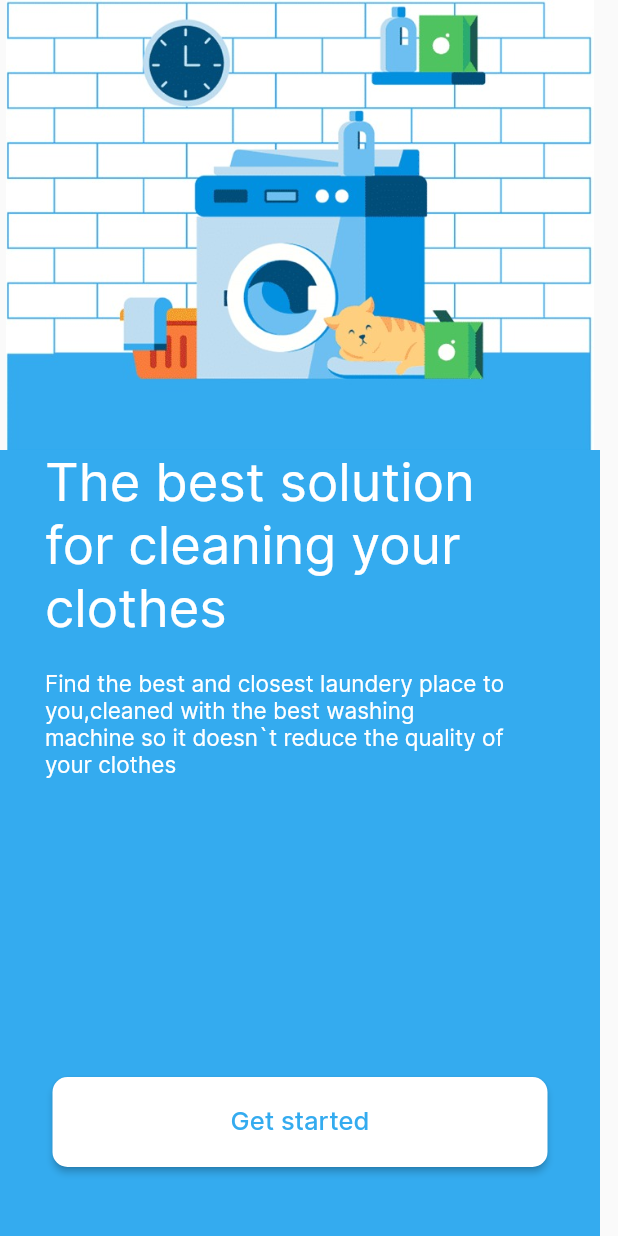
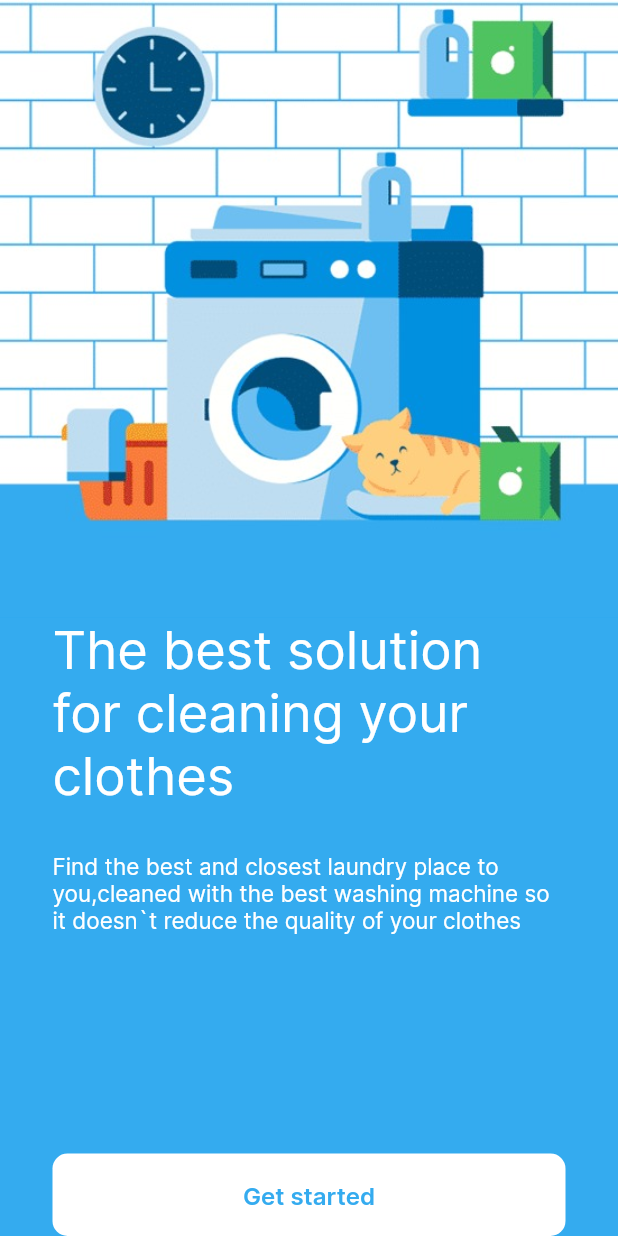
Before and after one commit to hardikrathod81/laundry_app, a Flutter app: the screen it shows after launch, on a phone screen of 412 x 824 dp. Run offline on Flutter 3.47's test engine with Material 2 defaults, Android fonts, the phone set to English and light mode, and no system bars.

Commit message:
OnboardingPage UI update

```diff
--- a/lib/modules/onboarding/views/onboarding_page.dart
+++ b/lib/modules/onboarding/views/onboarding_page.dart
@@ -1,7 +1,6 @@
 import 'package:flutter/material.dart';
 import 'package:laundry_app/core/app_colors.dart';
 import 'package:laundry_app/modules/authentication/authentication.dart';
-import 'package:laundry_app/widgets/app_buttons.dart';
 
 class OnboardingPage extends StatelessWidget {
   const OnboardingPage({super.key});
@@ -9,57 +8,69 @@ class OnboardingPage extends StatelessWidget {
   @override
   Widget build(BuildContext context) {
     return Scaffold(
+      backgroundColor: const Color(0xFF34ABEF),
       body: Column(
         children: [
-        const Image(
-            height: 300, width: 395, image: AssetImage('assets/images/01.jpg')),
-        Container(
-          height: 550.9,
-          width: 400,
-          color: Color(0xFF34ABEF),
-          child: Column(
-            crossAxisAlignment: CrossAxisAlignment.center,
-            children: [
-              const Row(
-                children: [
-                  SizedBox(width: 30),
-                  Text(
-                    'The best solution \nfor cleaning your \nclothes',
-                    style: TextStyle(fontSize: 35, color: Colors.white),
+          AspectRatio(
+            aspectRatio: 1,
+            child: Image.asset(
+              'assets/images/01.jpg',
+              fit: BoxFit.cover,
             ),
-                ],
           ),
-              const SizedBox(height: 20),
-              const Row(
-                children: [
-                  SizedBox(width: 30),
-                  Text(
-                    'Find the best and closest laundery place to \nyou,cleaned with the best washing \nmachine so it doesn`t reduce the quality of \nyour clothes ',
-                    style: TextStyle(fontSize: 15, color: Colors.white),
-                  )
-                ],
+          const Padding(
+            padding: EdgeInsets.symmetric(horizontal: 35),
+            child: Text(
+              'The best solution for cleaning your clothes',
+              style: TextStyle(
+                fontSize: 35,
+                color: Colors.white,
               ),
-              const SizedBox(height: 200),
-              SizedBox(
-                  height: 60,
-                  width: 330,
+            ),
+          ),
+          const SizedBox(height: 30),
+          const Padding(
+            padding: EdgeInsets.symmetric(horizontal: 35),
+            child: Text(
+              'Find the best and closest laundry place to you,cleaned with the best washing machine so it doesn`t reduce the quality of your clothes',
+              style: TextStyle(
+                fontSize: 15,
+                color: Colors.white,
+              ),
+            ),
+          ),
+          const Spacer(),
+          Padding(
+            padding: const EdgeInsets.symmetric(horizontal: 35),
+            child: SafeArea(
+              child: SizedBox(
+                width: double.infinity,
                 child: ElevatedButton(
                   onPressed: () {
                     Navigator.of(context).pushReplacement(LoginPage.route());
                   },
-                    child: Text(
+                  style: ElevatedButton.styleFrom(
+                    backgroundColor: Colors.white,
+                    shape: RoundedRectangleBorder(
+                      borderRadius: BorderRadius.circular(10),
+                    ),
+                    elevation: 0,
+                    padding: const EdgeInsets.symmetric(vertical: 18),
+                  ),
+                  child: const Text(
                     'Get started',
-                      style: TextStyle(color: AppColors.blue, fontSize: 17),
+                    style: TextStyle(
+                      color: AppColors.blue,
+                      fontSize: 16,
+                      fontWeight: FontWeight.w600,
                     ),
-                    style: ElevatedButton.styleFrom(
-                        primary: Colors.white,
-                        shape: RoundedRectangleBorder(
-                            borderRadius: BorderRadius.circular(10))),
-                  )),
+                  ),
+                ),
+              ),
+            ),
+          ),
         ],
       ),
-        )
-      ],
-    ));
+    );
   }
 }
```
Lines whose indentation alone changed are shown as unchanged.
